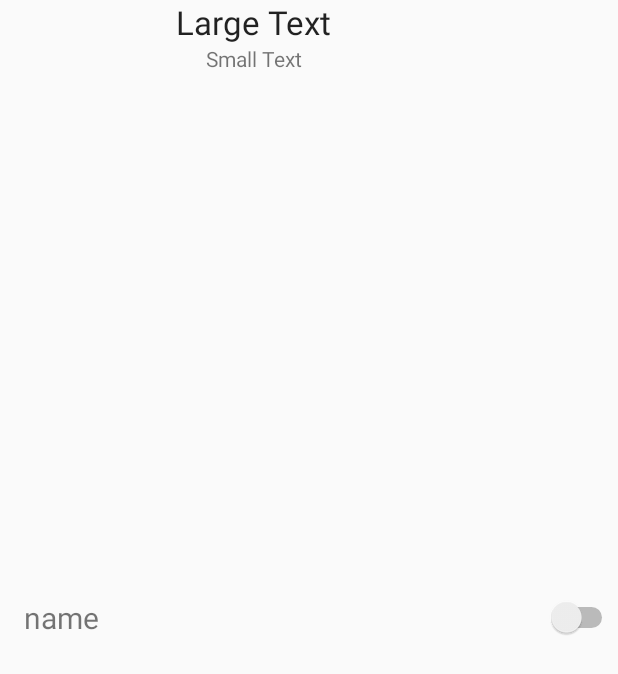
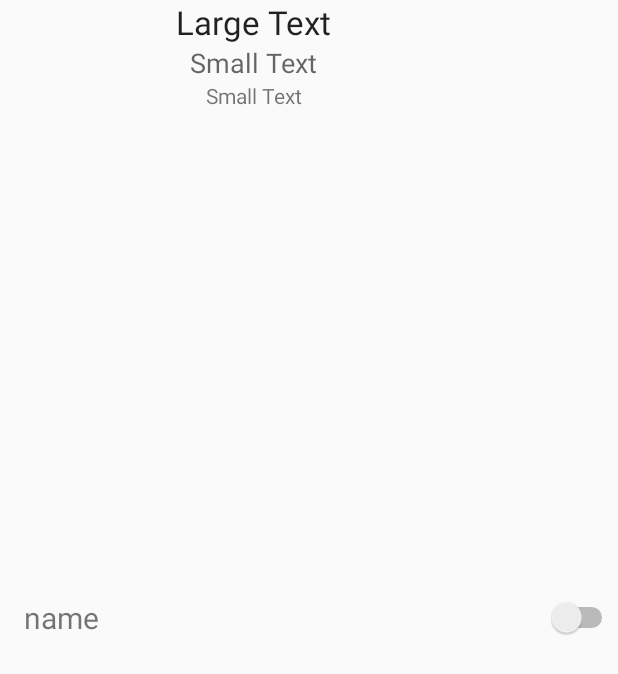
Before and after one commit to sib-401-o-2/FUNS_old, an Android app: the layout layout_subject.xml on its own in the app's theme, with its tools: preview values and no code run, on a phone screen of 412 x 824 dp. Shown: the top 674 px of the screen. Run offline under Robolectric (Android 15) with nearby library versions, the light colour scheme and no system bars.

Commit message:
Time displaying fix, tryng fix layouts

```diff
--- a/project/app/src/main/java/siberia/outlaw/funs/FunsSchedule.java
+++ b/project/app/src/main/java/siberia/outlaw/funs/FunsSchedule.java
@@ -103,7 +103,8 @@ public class FunsSchedule {
                 course.getName(),
                 course.getTeacher(),
                 s.getCabinet(),
-                course.getImportance()
+                course.getImportance(),
+                s.getIndex()
         );
     }
 
--- a/project/app/src/main/res/layout/layout_subject.xml
+++ b/project/app/src/main/res/layout/layout_subject.xml
@@ -55,14 +55,31 @@
             android:layout_gravity="center"
             android:gravity="center_horizontal" />
 
-        <TextView
+        <LinearLayout
+            android:orientation="vertical"
+            android:layout_width="match_parent"
+            android:layout_height="match_parent"
+            android:layout_gravity="center">
+
+            <TextView
+            android:layout_width="match_parent"
+            android:layout_height="wrap_content"
+            android:textAppearance="?android:attr/textAppearanceMedium"
+            android:text="Small Text"
+            android:id="@+id/subject_cab"
+            android:layout_gravity="center"
+            android:gravity="center_horizontal" />
+
+            <TextView
             android:layout_width="match_parent"
             android:layout_height="wrap_content"
             android:textAppearance="?android:attr/textAppearanceSmall"
             android:text="Small Text"
-            android:id="@+id/subject_cab_and_teacher"
+            android:id="@+id/subject_teacher"
             android:layout_gravity="center"
             android:gravity="center_horizontal" />
+
+        </LinearLayout>
     </LinearLayout>
 
     <Switch
```
Also changed, not shown: project/app/src/main/java/siberia/outlaw/funs/FunsDayAdapter.java (+12 -6 lines), project/app/src/main/java/siberia/outlaw/funs/Subject.java (+8 -1 lines).
